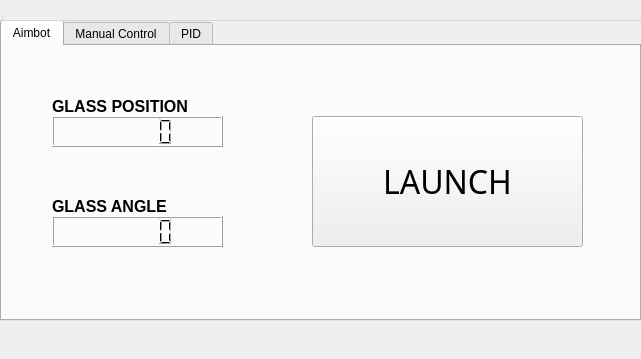
First picture: the form in RQT_GUI/resource/AIMBOT_PLUGIN.ui, repository ProjetS4-Aimteam/Code-Aim-bot, before the edit.
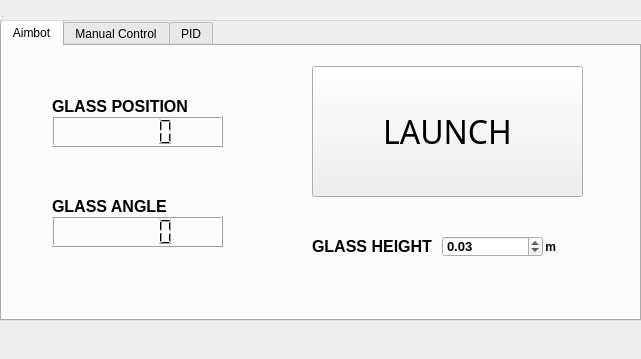
Second picture: the form after the edit.

Commit message: Add cup_height

What changed in the file:
```diff
--- a/RQT_GUI/resource/AIMBOT_PLUGIN.ui
+++ b/RQT_GUI/resource/AIMBOT_PLUGIN.ui
@@ -34,7 +34,7 @@
       <property name="geometry">
        <rect>
         <x>310</x>
-        <y>70</y>
+        <y>20</y>
         <width>271</width>
         <height>131</height>
        </rect>
@@ -114,6 +114,79 @@
        <string>GLASS ANGLE</string>
       </property>
      </widget>
+     <widget class="QDoubleSpinBox" name="glass_height">
+      <property name="geometry">
+       <rect>
+        <x>440</x>
+        <y>190</y>
+        <width>101</width>
+        <height>21</height>
+       </rect>
+      </property>
+      <property name="font">
+       <font>
+        <pointsize>10</pointsize>
+        <weight>75</weight>
+        <italic>false</italic>
+        <bold>true</bold>
+        <underline>false</underline>
+       </font>
+      </property>
+      <property name="decimals">
+       <number>2</number>
+      </property>
+      <property name="minimum">
+       <double>0.000000000000000</double>
+      </property>
+      <property name="maximum">
+       <double>1.000000000000000</double>
+      </property>
+      <property name="singleStep">
+       <double>0.010000000000000</double>
+      </property>
+      <property name="value">
+       <double>0.030000000000000</double>
+      </property>
+     </widget>
+     <widget class="QLabel" name="label_7">
+      <property name="geometry">
+       <rect>
+        <x>310</x>
+        <y>180</y>
+        <width>151</width>
+        <height>41</height>
+       </rect>
+      </property>
+      <property name="font">
+       <font>
+        <pointsize>12</pointsize>
+        <weight>75</weight>
+        <bold>true</bold>
+       </font>
+      </property>
+      <property name="text">
+       <string>GLASS HEIGHT</string>
+      </property>
+     </widget>
+     <widget class="QLabel" name="label_24">
+      <property name="geometry">
+       <rect>
+        <x>540</x>
+        <y>190</y>
+        <width>47</width>
+        <height>21</height>
+       </rect>
+      </property>
+      <property name="font">
+       <font>
+        <weight>75</weight>
+        <bold>true</bold>
+       </font>
+      </property>
+      <property name="text">
+       <string> m</string>
+      </property>
+     </widget>
     </widget>
     <widget class="QWidget" name="tab_2">
      <attribute name="title">
```
The commit also changes 4 other files.
